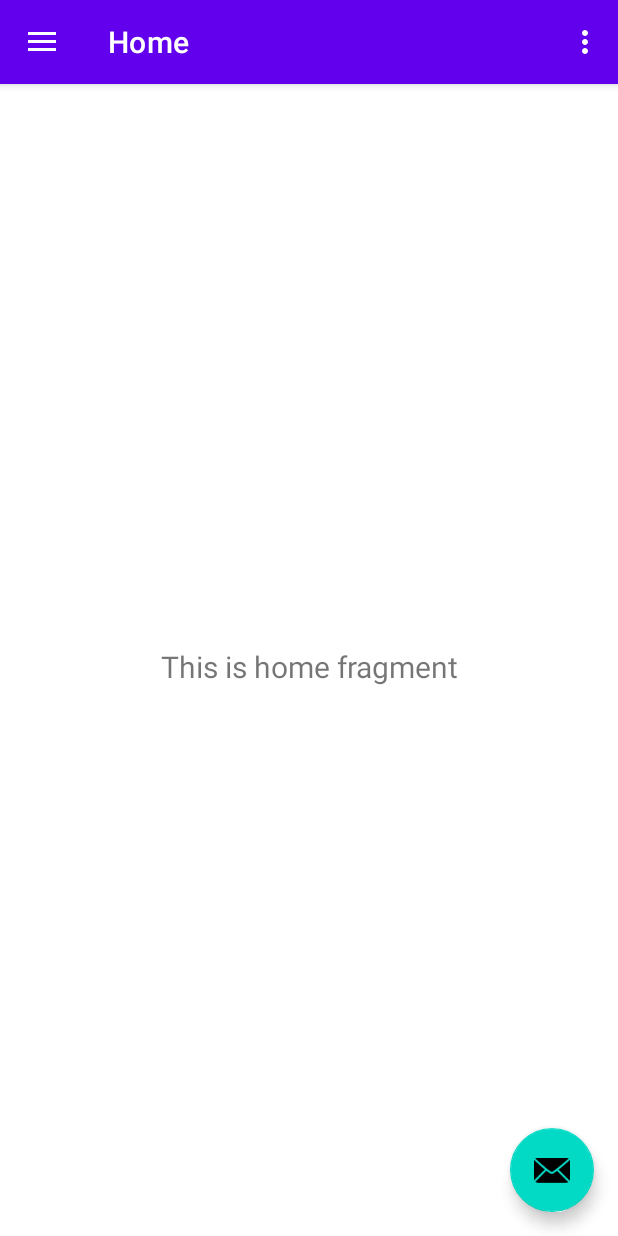
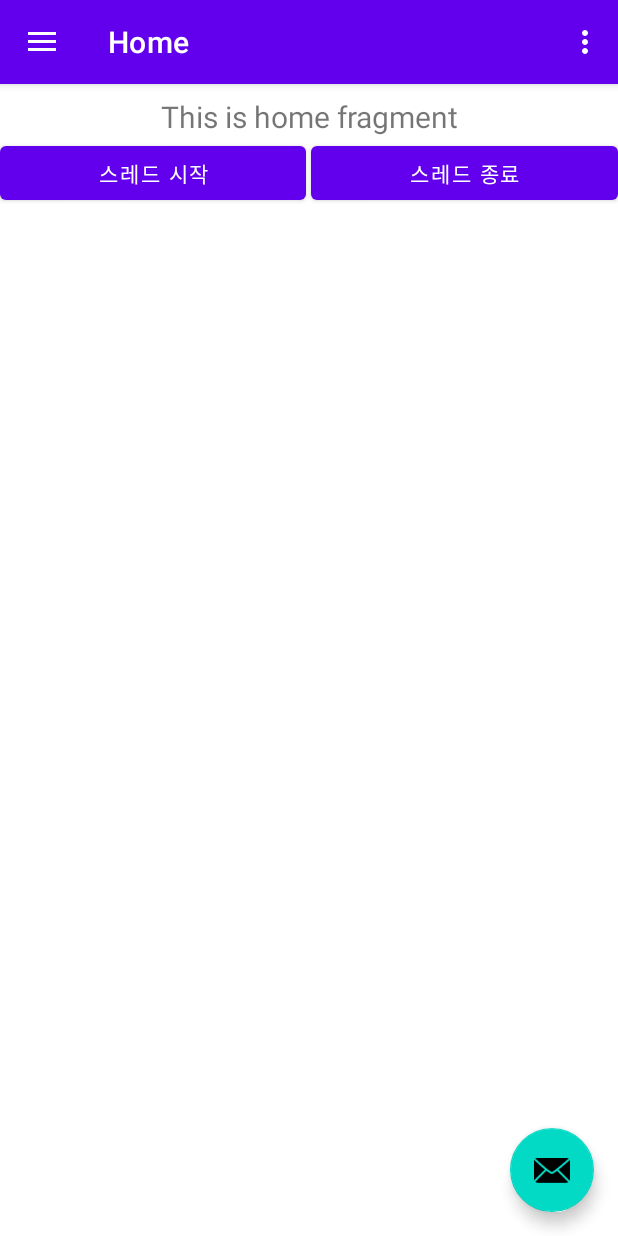
Before and after one commit to shin-eunjeong/androidProjectEx, an Android app: the screen it shows after launch (MainActivity), on a phone screen of 412 x 824 dp. Run offline under Robolectric (Android 15) with nearby library versions, the phone set to English and light mode, and no system bars; our stand-ins replace navigation-ui.

Commit message:
log처리(utf-8설정)/Thread 배움

```diff
--- a/app/src/main/java/com/example/jungexweb/MainActivity.java
+++ b/app/src/main/java/com/example/jungexweb/MainActivity.java
@@ -1,6 +1,7 @@
 package com.example.jungexweb;
 
 import android.os.Bundle;
+import android.util.Log;
 import android.view.View;
 import android.view.Menu;
 
@@ -23,6 +24,12 @@ public class MainActivity extends AppCompatActivity {
 
     @Override
     protected void onCreate(Bundle savedInstanceState) {
+        //로그 넣기.2401018 진행
+        //콘솔 한글깨짐 셋팅 file encoding 가서 모두 utf-8로 변경한다.
+        String str241018 = "241018 늦은 오후였다.";
+        int a241018 = 25;
+        Log.e("mainActivity", str241018); //태그는 보통 클래스명을 넣는다.
+        Log.d("MainActivity : ", String.valueOf(a241018));  //Log는 문자열로 진행해야 한다.
         //앱의 실행 시작점
         super.onCreate(savedInstanceState);
 
@@ -33,6 +40,7 @@ public class MainActivity extends AppCompatActivity {
         binding.appBarMain.fab.setOnClickListener(new View.OnClickListener() {
             @Override
             public void onClick(View view) {
+                Log.d("MainActvity-onClick : ","클릭 하였습니다.");
                 //toast 메세지보다 업그레이드 기능...
                 Snackbar.make(view, "Replace with your own action", Snackbar.LENGTH_LONG)
                         .setAction("Action", null)
@@ -56,6 +64,7 @@ public class MainActivity extends AppCompatActivity {
 
     @Override
     public boolean onCreateOptionsMenu(Menu menu) {
+        Log.d("MainActivity_onCreateOptionsMenu : ", "메뉴가 생성되었습니다.");
         // Inflate the menu; this adds items to the action bar if it is present. 앱실행시 옵션메뉴 구성
         getMenuInflater().inflate(R.menu.main, menu);
         return true;
--- a/app/src/main/java/com/example/jungexweb/ui/home/HomeFragment.java
+++ b/app/src/main/java/com/example/jungexweb/ui/home/HomeFragment.java
@@ -1,10 +1,16 @@
 package com.example.jungexweb.ui.home;
 
+import android.annotation.SuppressLint;
 import android.os.Bundle;
+import android.os.Handler;
+import android.os.Message;
+import android.util.Log;
 import android.view.LayoutInflater;
 import android.view.View;
 import android.view.ViewGroup;
+import android.widget.Button;
 import android.widget.TextView;
+import android.widget.Toast;
 
 import androidx.annotation.NonNull;
 import androidx.fragment.app.Fragment;
@@ -15,7 +21,13 @@ import com.example.jungexweb.databinding.FragmentHomeBinding;
 public class HomeFragment extends Fragment {
 
     private FragmentHomeBinding binding;
-
+    /**
+    * 241018 스래드 관련 예제
+     * 프로세스 안에서 여러작업을 동시처리하는데 메모리공간을 공유하여 효율적 업무를 함
+    * */
+    Button btn_start, btn_end;
+    Thread thread;
+    boolean isThread = false;
     public View onCreateView(@NonNull LayoutInflater inflater,
                              ViewGroup container, Bundle savedInstanceState) {
         HomeViewModel homeViewModel =
@@ -23,6 +35,36 @@ public class HomeFragment extends Fragment {
 
         binding = FragmentHomeBinding.inflate(inflater, container, false);
         View root = binding.getRoot();
+        btn_start=(Button)binding.homeThreadStart;
+        btn_start.setOnClickListener(new View.OnClickListener() {
+            @Override
+            public void onClick(View view) {
+                Log.d("MainActivity btn_start :" ,"스레드 시작 입력");
+                isThread = true;
+                thread = new Thread(() -> {
+                    while(isThread){
+                        try {
+                            Thread.sleep(5000);// 5초 동안 잠시 쉬어라
+                        } catch (InterruptedException e) {
+                            throw new RuntimeException(e);
+                        }
+                        //스래드와 핸들러는 같이 쓰인다.
+                        handler.sendEmptyMessage(0); //5초쉬고 메세지를 보내라.
+                    }
+                });
+                thread.start();
+
+            }
+        });
+        btn_end=(Button)binding.homeThreadStop;
+        btn_end.setOnClickListener(new View.OnClickListener() {
+            @Override
+            public void onClick(View view) {
+                Log.d("MainActivity btn_end :" ,"스레드 종료 입력");
+                isThread = false;
+
+            }
+        });
 
         final TextView textView = binding.textHome;
         homeViewModel.getText().observe(getViewLifecycleOwner(), textView::setText);
@@ -34,4 +76,12 @@ public class HomeFragment extends Fragment {
         super.onDestroyView();
         binding = null;
     }
+    @SuppressLint("HandlerLeak")
+    private Handler handler = new Handler(){
+        @Override
+        public void handleMessage(@NonNull Message msg) {
+            Toast.makeText(getContext(),"Toast업무 처리입니다.", Toast.LENGTH_SHORT).show();
+        }
+    };
+
 }
--- a/app/src/main/java/com/example/jungexweb/ui/viewReCycle/ViewReCycleFragment.java
+++ b/app/src/main/java/com/example/jungexweb/ui/viewReCycle/ViewReCycleFragment.java
@@ -2,6 +2,7 @@ package com.example.jungexweb.ui.viewReCycle;
 
 import android.annotation.SuppressLint;
 import android.os.Bundle;
+import android.util.Log;
 import android.view.LayoutInflater;
 import android.view.View;
 import android.view.ViewGroup;
@@ -26,6 +27,7 @@ public class ViewReCycleFragment extends Fragment {
                              ViewGroup container, Bundle savedInstanceState) {
         binding = FragmentViewrecycleBinding.inflate(inflater, container, false);
         View root = binding.getRoot();
+
         // 구성 내용
         RecyclerView recyclerView = (RecyclerView) binding.rv;
         LinearLayoutManager linearLayoutManager = new LinearLayoutManager(getContext());
--- a/app/src/main/res/layout/fragment_home.xml
+++ b/app/src/main/res/layout/fragment_home.xml
@@ -1,11 +1,15 @@
 <?xml version="1.0" encoding="utf-8"?>
-<androidx.constraintlayout.widget.ConstraintLayout xmlns:android="http://schemas.android.com/apk/res/android"
+<LinearLayout xmlns:android="http://schemas.android.com/apk/res/android"
     xmlns:app="http://schemas.android.com/apk/res-auto"
     xmlns:tools="http://schemas.android.com/tools"
     android:layout_width="match_parent"
     android:layout_height="match_parent"
+    android:orientation="vertical"
     tools:context=".ui.home.HomeFragment">
 
+    <LinearLayout
+        android:layout_width="match_parent"
+        android:layout_height="wrap_content">
         <TextView
             android:id="@+id/text_home"
             android:layout_width="match_parent"
@@ -18,5 +22,33 @@
             app:layout_constraintBottom_toBottomOf="parent"
             app:layout_constraintEnd_toEndOf="parent"
             app:layout_constraintStart_toStartOf="parent"
-        app:layout_constraintTop_toTopOf="parent" />
-</androidx.constraintlayout.widget.ConstraintLayout>
+            app:layout_constraintTop_toTopOf="parent"
+            android:text="HOME"/>
+
+    </LinearLayout>
+
+    <LinearLayout
+        android:layout_width="match_parent"
+        android:layout_height="wrap_content"
+        android:orientation="horizontal">
+
+        <Button
+            android:id="@+id/home_threadStart"
+            android:layout_width="0dp"
+            android:layout_height="wrap_content"
+            android:layout_weight="1"
+            android:layout_marginRight="1pt"
+            android:text="스레드 시작" />
+
+        <Button
+            android:id="@+id/home_threadStop"
+            android:layout_width="0dp"
+            android:layout_height="wrap_content"
+            android:layout_weight="1"
+            android:layout_marginLeft="1dp"
+            android:text="스레드 종료" />
+
+    </LinearLayout>
+
+
+</LinearLayout>
```
Lines whose indentation alone changed are shown as unchanged.
